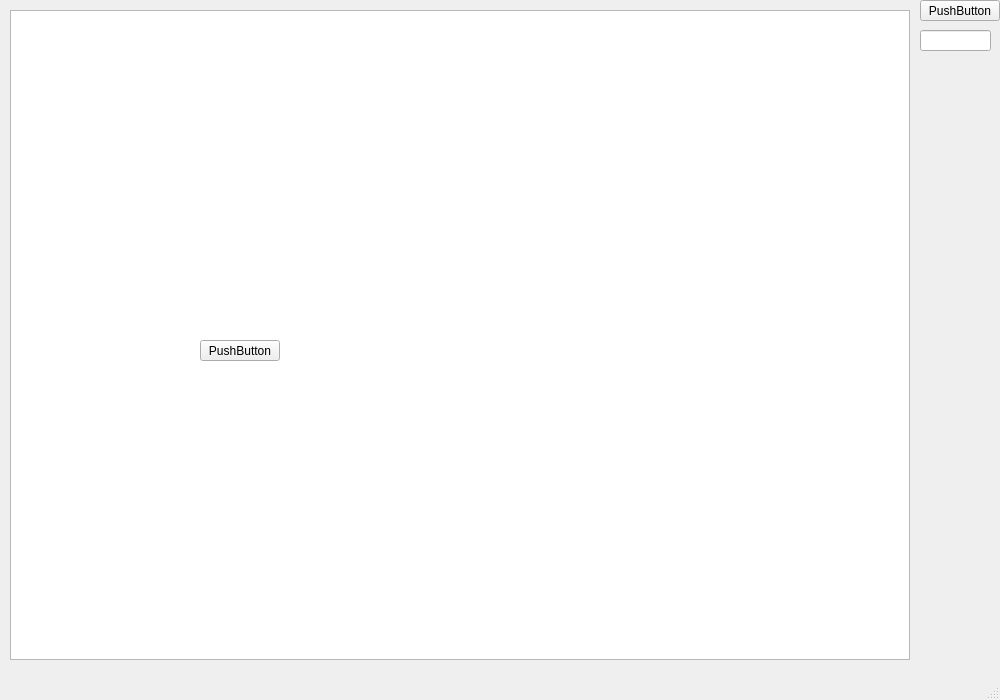
The window that mainwindow.ui (JohanMora73/Simulacion_De_Orbitas) describes before a commit, drawn with Qt 5.
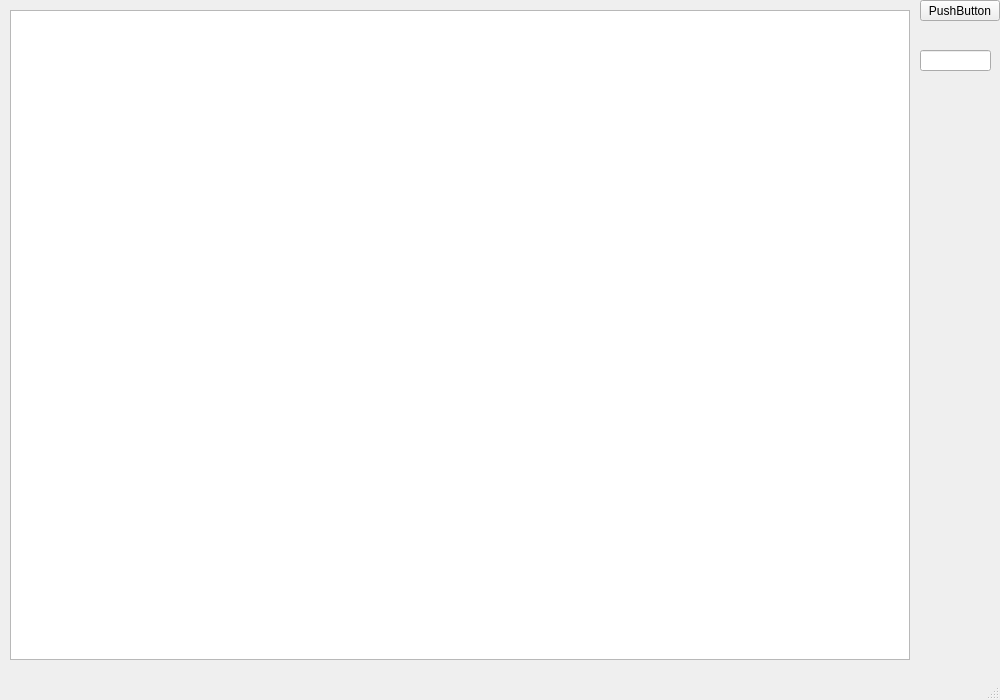
The same window after the commit.

```diff
--- a/mainwindow.ui
+++ b/mainwindow.ui
@@ -61,24 +61,11 @@
      </size>
     </property>
    </widget>
-   <widget class="QPushButton" name="pushButton_2">
-    <property name="geometry">
-     <rect>
-      <x>200</x>
-      <y>340</y>
-      <width>80</width>
-      <height>21</height>
-     </rect>
-    </property>
-    <property name="text">
-     <string>PushButton</string>
-    </property>
-   </widget>
    <widget class="QLineEdit" name="lineEdit">
     <property name="geometry">
      <rect>
       <x>920</x>
-      <y>30</y>
+      <y>50</y>
       <width>71</width>
       <height>21</height>
      </rect>
```
